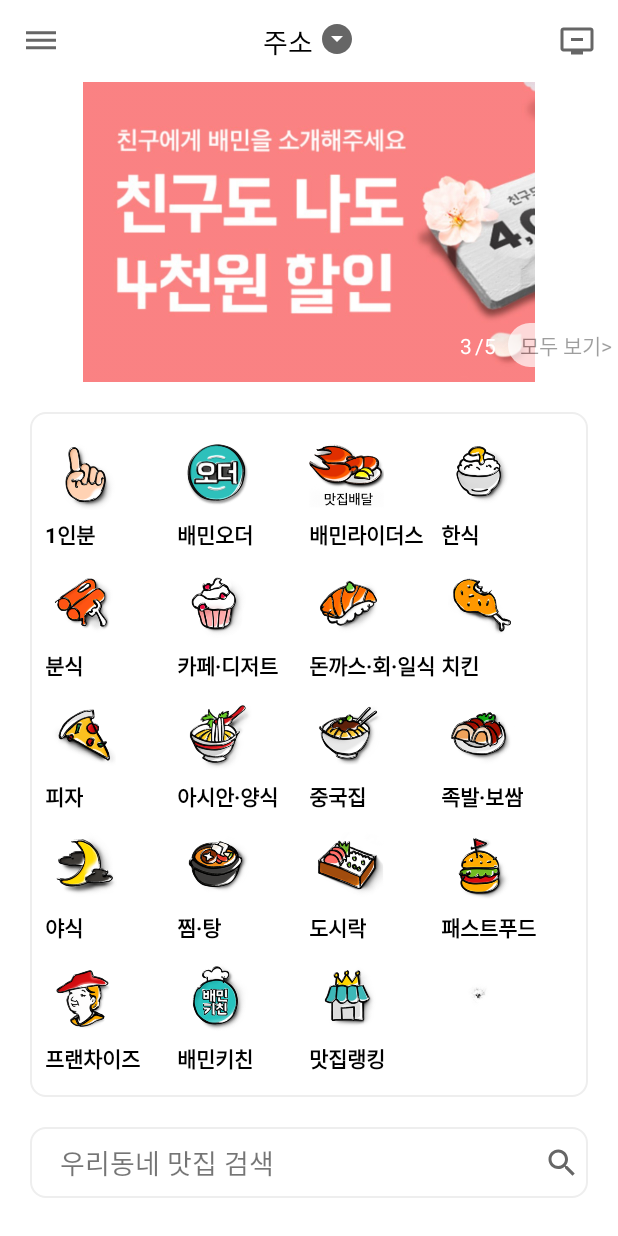
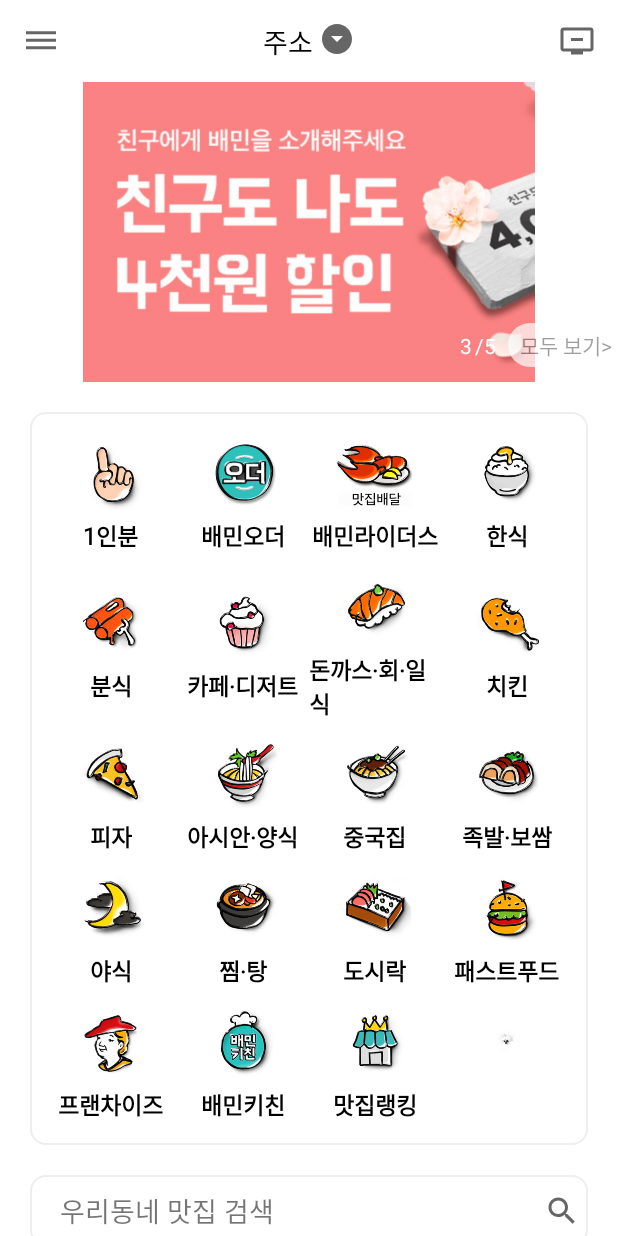
Before and after one commit to Leesin0222/clone-badelminjock, an Android app: the screen it shows after launch (MainActivity), on a phone screen of 412 x 824 dp. Run offline under Robolectric (Android 15) with nearby library versions, the phone set to English and light mode, and no system bars.

Commit message:
📑 :: 폰트 변경

```diff
--- a/bedalminjock/app/src/main/res/layout/item_layout_grid.xml
+++ b/bedalminjock/app/src/main/res/layout/item_layout_grid.xml
@@ -4,21 +4,25 @@
     android:layout_height="wrap_content"
     android:layout_marginTop="5dp"
     android:layout_marginBottom="5dp"
-    android:layout_gravity="center"
+    android:gravity="center"
     android:orientation="vertical">
 
     <ImageView
         android:id="@+id/iv_grid_image"
         android:layout_width="50dp"
-        android:layout_height="50dp"/>
+        android:layout_height="50dp" />
 
     <TextView
         android:id="@+id/tv_grid_title"
         android:layout_width="wrap_content"
         android:layout_height="wrap_content"
-        android:gravity="center"
+        android:text="cdd"
+        android:fontFamily="@font/bmhanna"
+        android:textSize="15sp"
+        android:layout_gravity="center"
         android:layout_marginTop="5dp"
         android:textColor="#000"
-        android:textStyle="bold"/>
+        android:textStyle="bold" />
+
 
 </LinearLayout>
```
